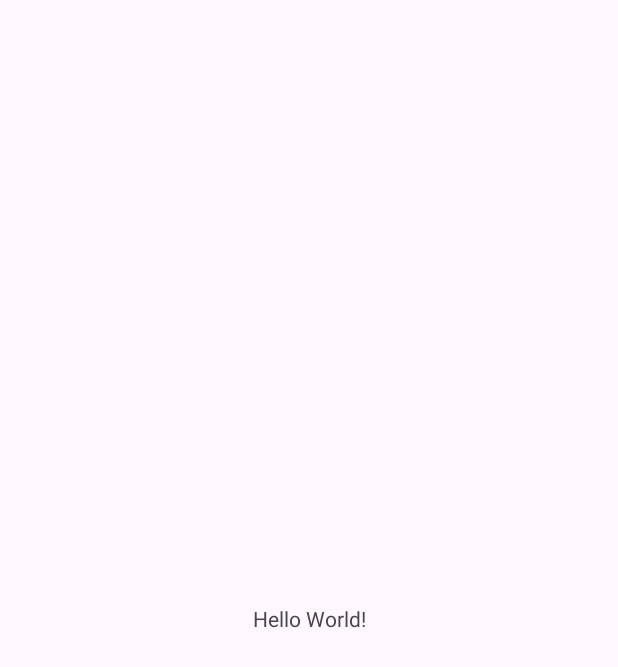
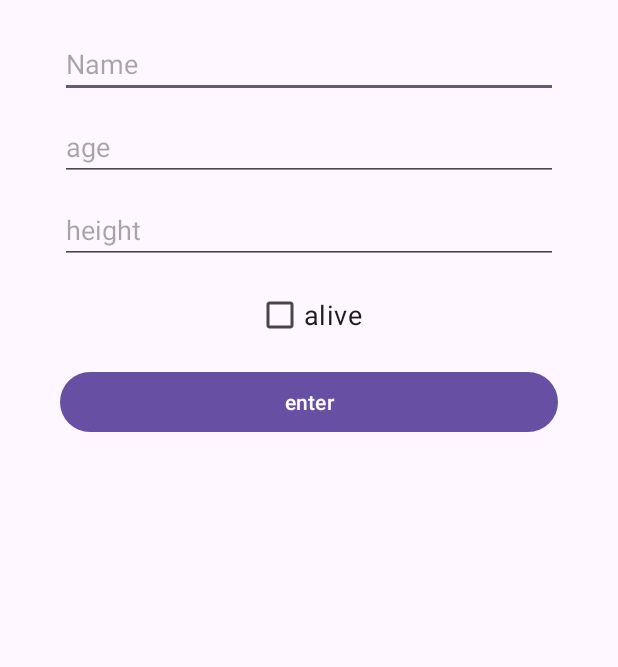
Before and after one commit to KetevanSikharulidze/Example-Android-App-1, an Android app: the screen it shows after launch (MainActivity), on a phone screen of 412 x 824 dp. Before the commit the part shown is almost empty. Shown: the top 667 px of the screen. Run offline under Robolectric (Android 15) with nearby library versions, the phone set to English and light mode, and no system bars.

Commit message:
activities added

```diff
--- a/app/src/main/AndroidManifest.xml
+++ b/app/src/main/AndroidManifest.xml
@@ -13,6 +13,9 @@
         android:theme="@style/Theme.ExampleMobileApp1"
         tools:targetApi="31">
         <activity
+            android:name=".MainActivity2"
+            android:exported="false" />
+        <activity
             android:name=".MainActivity"
             android:exported="true">
             <intent-filter>
--- a/app/src/main/java/com/example/examplemobileapp1/MainActivity.kt
+++ b/app/src/main/java/com/example/examplemobileapp1/MainActivity.kt
@@ -1,11 +1,63 @@
 package com.example.examplemobileapp1
 
+import android.content.Intent
 import androidx.appcompat.app.AppCompatActivity
 import android.os.Bundle
+import android.widget.Button
+import android.widget.CheckBox
+import android.widget.EditText
+import android.widget.Toast
 
 class MainActivity : AppCompatActivity() {
+
+    lateinit var nameEditText: EditText
+    lateinit var ageEditText: EditText
+    lateinit var heightEditText: EditText
+    lateinit var aliveCheckBox: CheckBox
+    lateinit var enterBtn: Button
+
     override fun onCreate(savedInstanceState: Bundle?) {
         super.onCreate(savedInstanceState)
         setContentView(R.layout.activity_main)
+        init()
+    }
+
+    private fun init(){
+        nameEditText = findViewById(R.id.nameEditText)
+        ageEditText = findViewById(R.id.ageEditText)
+        heightEditText = findViewById(R.id.heightEditText)
+        aliveCheckBox = findViewById(R.id.aliveCheckBox)
+        enterBtn = findViewById(R.id.enterBtn)
+
+        enterBtn.setOnClickListener {
+            val name = nameEditText.text.toString()
+            val age = ageEditText.text.toString().toInt()
+            val height = heightEditText.text.toString().toDouble()
+            var alive = false
+
+            if (aliveCheckBox.isChecked) {
+                alive = true
+                val intent = Intent(this, MainActivity2::class.java)
+                intent.putExtra("name", name)
+                intent.putExtra("age", age)
+                intent.putExtra("height", height)
+                intent.putExtra("alive", alive)
+                startActivity(intent)
+//                finish()
+
+            } else {
+                Toast.makeText(this, "alive is not checked!", Toast.LENGTH_SHORT).show()
+                return@setOnClickListener
+            }
+
+
+
+        }
+
+
+
+
+
+
     }
 }
--- a/app/src/main/res/layout/activity_main.xml
+++ b/app/src/main/res/layout/activity_main.xml
@@ -6,13 +6,61 @@
     android:layout_height="match_parent"
     tools:context=".MainActivity">
 
-    <TextView
-        android:layout_width="wrap_content"
+
+    <EditText
+        android:id="@+id/nameEditText"
+        android:layout_width="match_parent"
         android:layout_height="wrap_content"
-        android:text="Hello World!"
-        app:layout_constraintBottom_toBottomOf="parent"
+        android:inputType="text"
+        android:hint="Name"
+        android:layout_marginHorizontal="40dp"
+        android:layout_marginTop="20dp"
         app:layout_constraintEnd_toEndOf="parent"
         app:layout_constraintStart_toStartOf="parent"
         app:layout_constraintTop_toTopOf="parent" />
 
+
+    <EditText
+        android:id="@+id/ageEditText"
+        android:layout_width="0dp"
+        android:layout_height="wrap_content"
+        android:hint="age"
+        android:inputType="number"
+        android:layout_marginTop="10dp"
+        app:layout_constraintEnd_toEndOf="@+id/nameEditText"
+        app:layout_constraintStart_toStartOf="@+id/nameEditText"
+        app:layout_constraintTop_toBottomOf="@+id/nameEditText" />
+
+    <EditText
+        android:id="@+id/heightEditText"
+        android:layout_width="0dp"
+        android:layout_height="wrap_content"
+        android:inputType="numberDecimal"
+        android:hint="height"
+        android:layout_marginTop="10dp"
+        app:layout_constraintStart_toStartOf="@id/ageEditText"
+        app:layout_constraintEnd_toEndOf="@id/ageEditText"
+        app:layout_constraintTop_toBottomOf="@id/ageEditText"/>
+
+    <CheckBox
+        android:id="@+id/aliveCheckBox"
+        android:layout_width="wrap_content"
+        android:layout_height="wrap_content"
+        android:text="alive"
+        android:textSize="18sp"
+        android:layout_marginTop="10dp"
+        app:layout_constraintStart_toStartOf="@id/heightEditText"
+        app:layout_constraintTop_toBottomOf="@id/heightEditText"
+        app:layout_constraintEnd_toEndOf="@id/heightEditText"/>
+
+    <Button
+        android:id="@+id/enterBtn"
+        android:layout_width="0dp"
+        android:layout_height="wrap_content"
+        android:text="enter"
+        android:layout_marginTop="10dp"
+        app:layout_constraintEnd_toEndOf="@+id/nameEditText"
+        app:layout_constraintStart_toStartOf="@+id/nameEditText"
+        app:layout_constraintTop_toBottomOf="@+id/aliveCheckBox" />
+
 </androidx.constraintlayout.widget.ConstraintLayout>
```
Also changed, not shown: app/src/main/java/com/example/examplemobileapp1/MainActivity2.kt (added, +33 -0 lines), app/src/main/res/layout/activity_main2.xml (added, +38 -0 lines).
